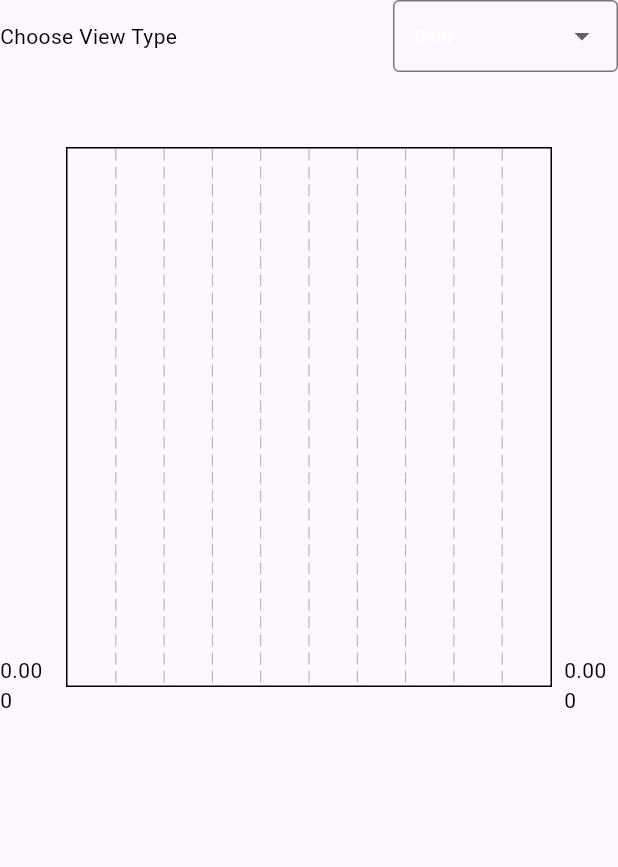
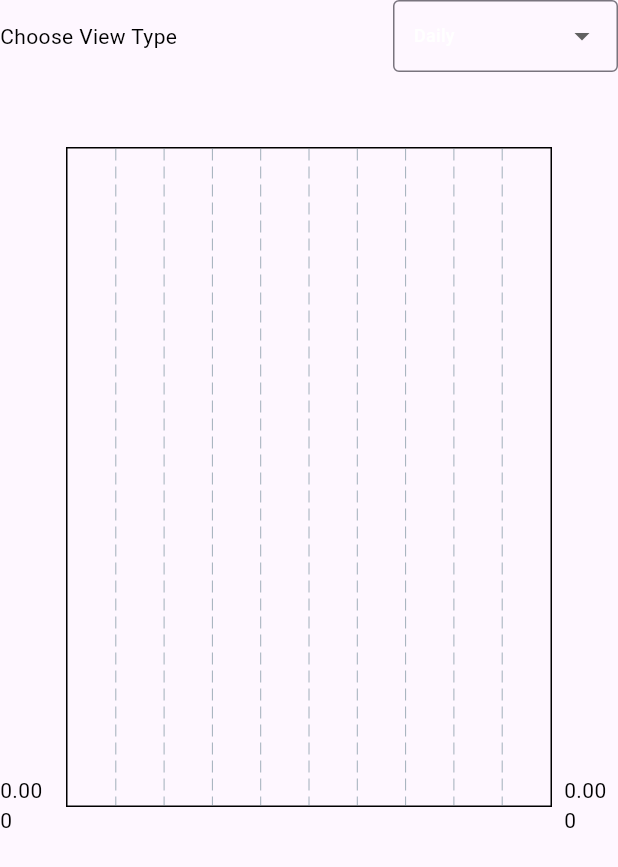
Before and after one commit to junayedahamed/expense_tracker, a Flutter app: the BarChartView screen opened directly, on a phone screen of 412 x 824 dp. Shown: the top 867 px of the screen. Run offline on Flutter 3.47's test engine with Material 3 defaults, Android fonts, the phone set to English and light mode, and no system bars; drawn by our look-alikes of fl_chart; our stand-ins replace drift, flutter_bloc, flutter_svg; accounts and stored records are empty; generated files the repository leaves out were written again.

Commit message:
refactor: adjust layout of bar chart view and enhance touch tooltip data

```diff
--- a/lib/src/view/stats/bar_cahrt_view/bar_chart_view.dart
+++ b/lib/src/view/stats/bar_cahrt_view/bar_chart_view.dart
@@ -40,7 +40,7 @@ class BarChartView extends StatelessWidget {
             ),
             SizedBox(height: 20),
             SizedBox(
-              height: 420,
+              height: 500,
               child: BlocBuilder<UpdateIncomingOutgingData, double>(
                 builder: (context, state) {
                   final allData = context
@@ -49,16 +49,22 @@ class BarChartView extends StatelessWidget {
                       .toList();
                   return BarChart(
                     BarChartData(
+                      barTouchData: BarTouchData(
+                        touchTooltipData: BarTouchTooltipData(
+                          direction: TooltipDirection.auto,
+                        ),
+                      ),
                       barGroups: allData.map((data) {
                         return BarChartGroupData(
                           x: data.addedAt.hour,
 
                           barRods: [
                             BarChartRodData(
+                              borderDashArray: [5, 2],
                               backDrawRodData: BackgroundBarChartRodData(
                                 show: true,
                                 toY: data.amount,
-                                color: Colors.grey.shade300,
+                                color: Colors.red.shade300,
                               ),
                               fromY: 0,
                               toY: data.amount,
```
Also changed, not shown: lib/src/view/home/bottom_nav_bar/bottom_nav.dart (+6 -3 lines).
